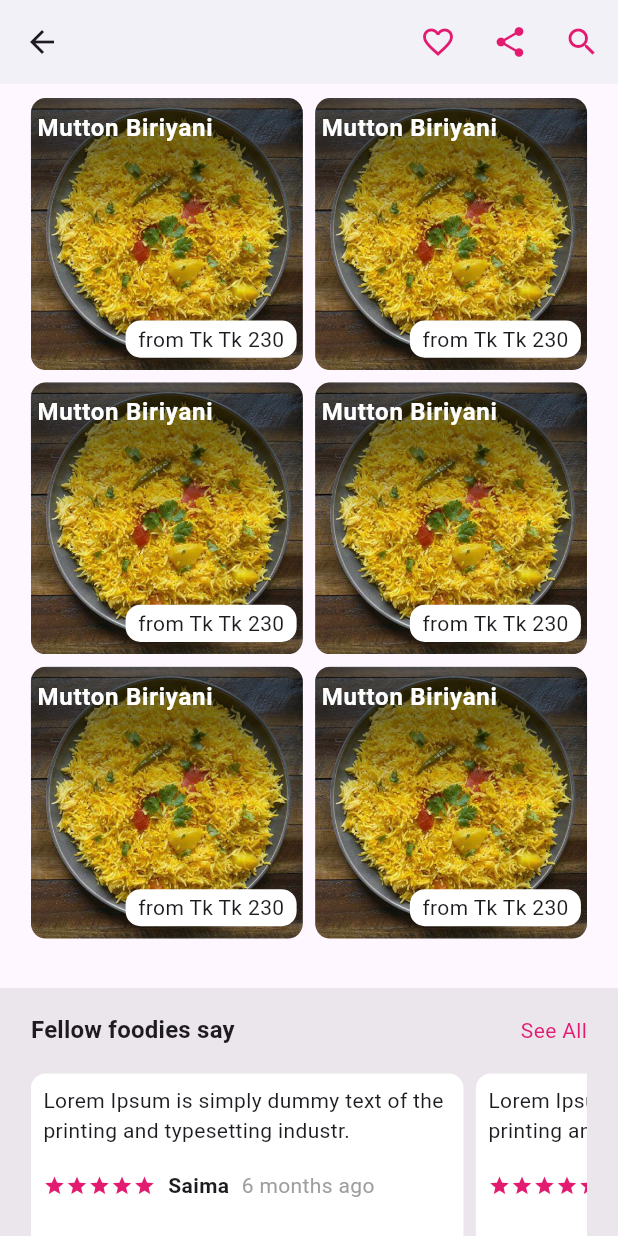
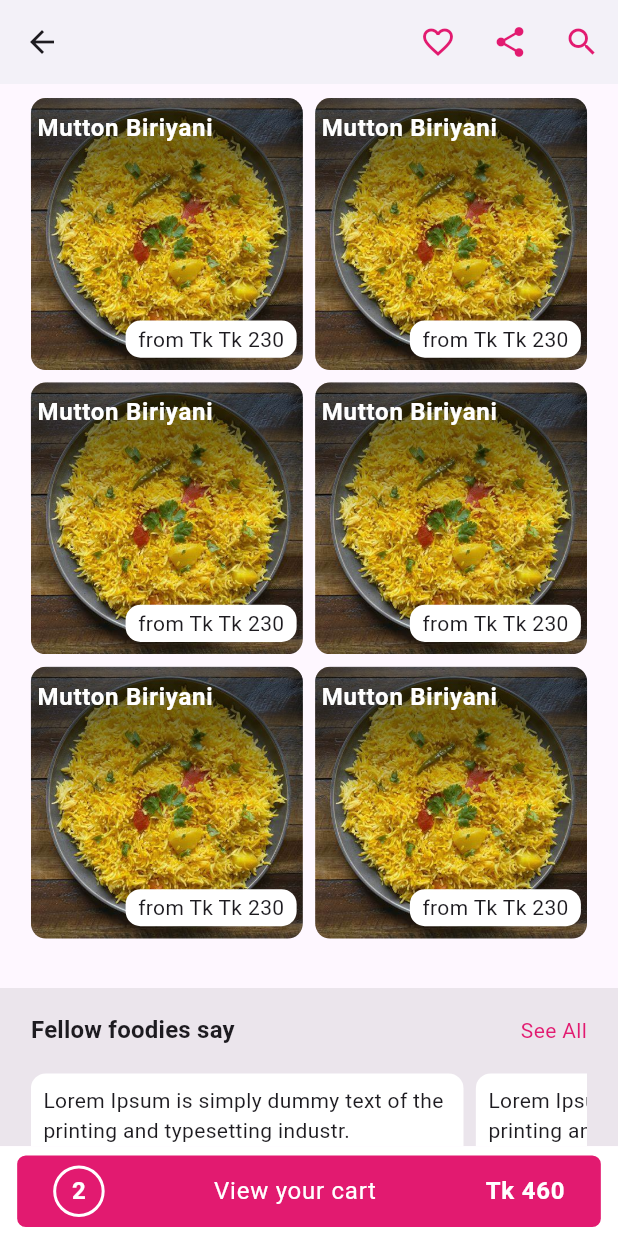
Before and after one commit to Md-Sifatullah617/daraz_clone, a Flutter app: the FoodPandaPage screen opened directly, scrolled down 576 dp, on a phone screen of 412 x 824 dp. Run offline on Flutter 3.47's test engine with Material 3 defaults, Android fonts, the phone set to English and light mode, and no system bars; our stand-ins replace flutter_screenutil, font_awesome_flutter, get, google_fonts; Roboto replaces fonts that are missing (Sen).

Commit message:
boottom appbar added

```diff
--- a/lib/view/foodpanda/foodpanda.dart
+++ b/lib/view/foodpanda/foodpanda.dart
@@ -1,5 +1,6 @@
 import 'package:daraz_clone/utils/colors.dart';
 import 'package:flutter/material.dart';
+import 'package:flutter_screenutil/flutter_screenutil.dart';
 import 'package:get/get.dart';
 
 class FoodPandaPage extends StatefulWidget {
@@ -256,6 +257,59 @@ class _FoodPandaPageState extends State<FoodPandaPage> {
               ),
             ],
           ),
+        ),
+        bottomNavigationBar: BottomAppBar(
+          elevation: 0,
+          color: Colors.white,
+          height: 50.h,
+          padding: EdgeInsets.symmetric(horizontal: 10.w, vertical: 5.h),
+          child: ElevatedButton(
+              onPressed: () {},
+              style: ElevatedButton.styleFrom(
+                elevation: 0,
+                backgroundColor: AppColors.foodpandaColor,
+                shape: RoundedRectangleBorder(
+                  borderRadius: BorderRadius.circular(5.r),
+                ),
+              ),
+              child: Row(
+                mainAxisAlignment: MainAxisAlignment.spaceBetween,
+                children: [
+                  //number of items
+                  Container(
+                    height: 30.h,
+                    width: 30.w,
+                    decoration: BoxDecoration(
+                      color: AppColors.foodpandaColor,
+                      shape: BoxShape.circle,
+                      border: Border.all(color: Colors.white, width: 2),
+                    ),
+                    child: Center(
+                      child: Text(
+                        "2",
+                        style: Theme.of(context).textTheme.bodyLarge!.copyWith(
+                              color: Colors.white,
+                              fontWeight: FontWeight.bold,
+                            ),
+                      ),
+                    ),
+                  ),
+                  Text(
+                    'View your cart',
+                    style: Theme.of(context).textTheme.bodyLarge!.copyWith(
+                          color: Colors.white,
+                        ),
+                  ),
+                  //total price
+                  Text(
+                    'Tk 460',
+                    style: Theme.of(context).textTheme.bodyLarge!.copyWith(
+                          color: Colors.white,
+                          fontWeight: FontWeight.bold,
+                        ),
+                  ),
+                ],
+              )),
         ),
       ),
     );
```
